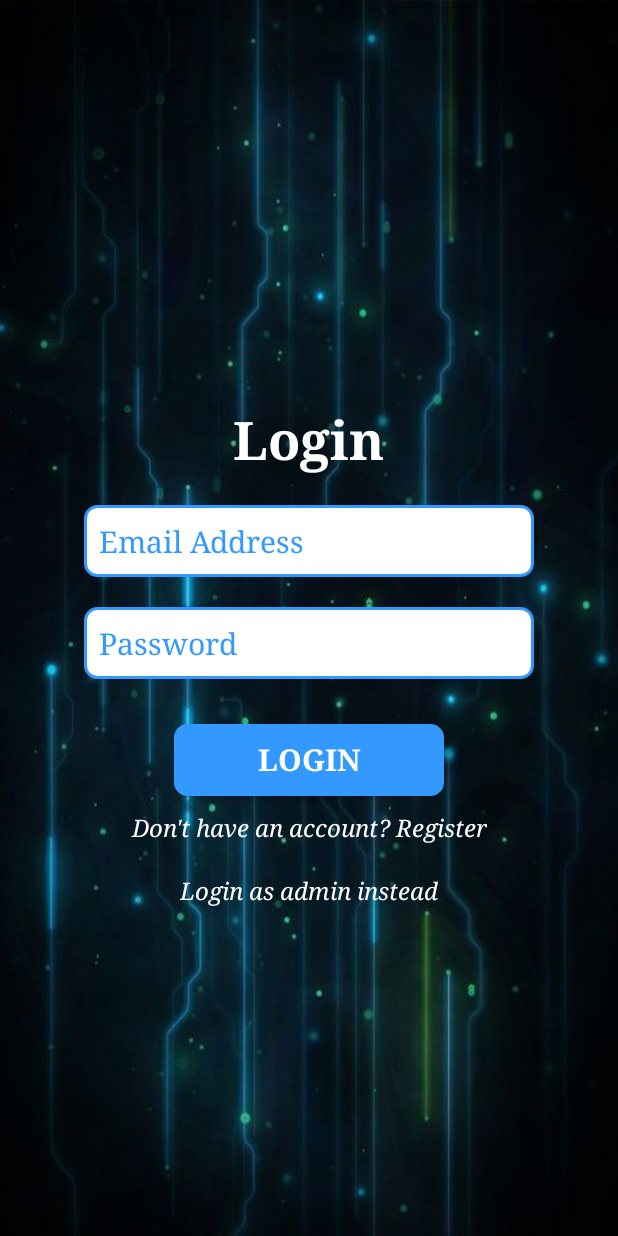
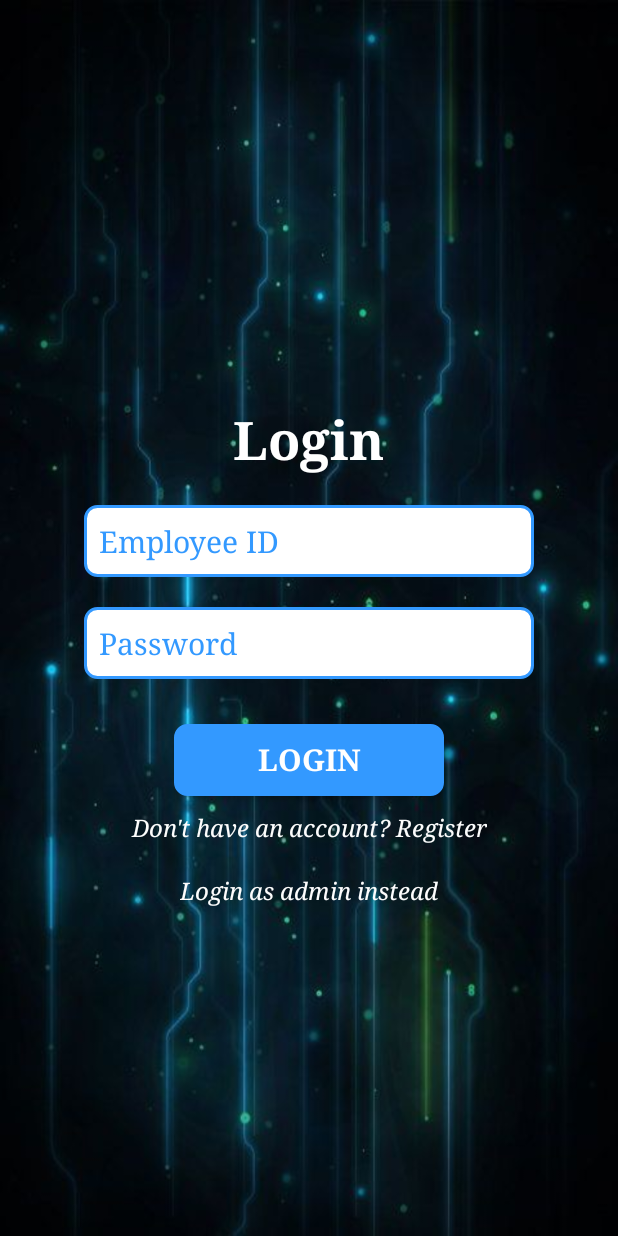
Before and after one commit to danieljoshmijares/Summative, an Android app: the screen it shows after launch (UserLoginPage), on a phone screen of 412 x 824 dp. Run offline under Robolectric (Android 15) with nearby library versions, the phone set to English and light mode, and no system bars.

```diff
--- a/app/src/main/res/layout/activity_user_login_page.xml
+++ b/app/src/main/res/layout/activity_user_login_page.xml
@@ -22,7 +22,7 @@
         android:fontFamily="times" />
 
     <EditText
-        android:id="@+id/email"
+        android:id="@+id/employeeid"
         android:layout_width="300dp"
         android:layout_height="48dp"
         android:layout_marginTop="20dp"
@@ -32,7 +32,7 @@
         android:textColorHint="#3399FF"
         android:fontFamily="times"
         android:textSize="20sp"
-        android:hint="Email Address" />
+        android:hint="Employee ID" />
 
     <EditText
         android:id="@+id/password"
```
Also changed, not shown: app/src/main/java/com/example/beedelacruzmijares_regularloan/RegistrationPage.java (+25 -4 lines), app/src/main/java/com/example/beedelacruzmijares_regularloan/UserLoginPage.java (+16 -4 lines).
